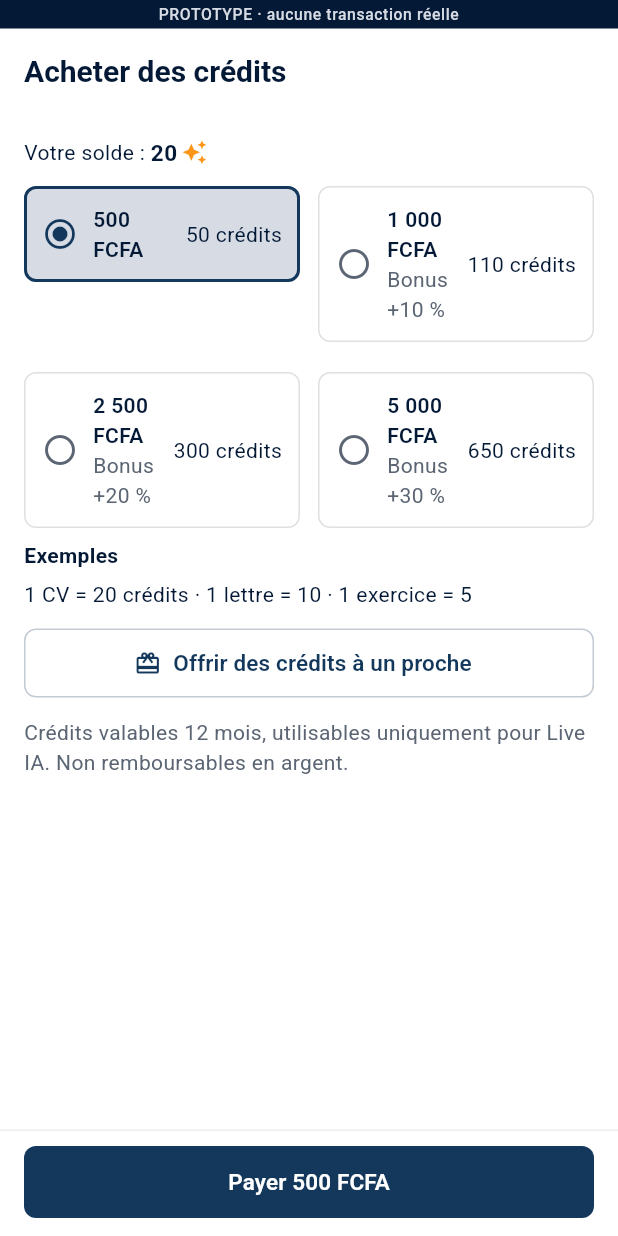
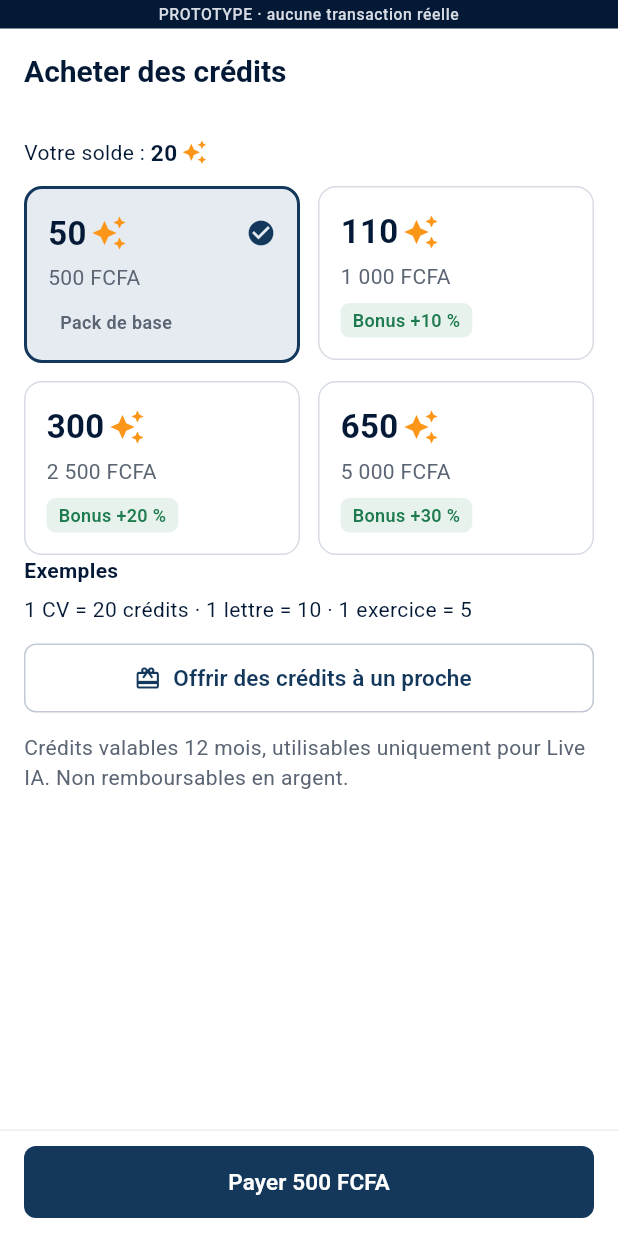
Before and after one commit to Live2026/Live, a Flutter app: the EcranCredits screen opened by its route, on a phone screen of 412 x 824 dp. Run offline on Flutter 3.47's test engine with Material 3 defaults, Android fonts, the phone set to English and light mode, and no system bars; our stand-ins replace flutter_riverpod, go_router, qr_flutter.

Commit message:
fix(prototype): cartes de packs de crédits lisibles ; visite complète des écrans dans le test E2E
Co-Authored-By: Claude Opus 5.5 <noreply@anthropic.com>
Claude-Session: https://claude.ai/code/session_01MCoYm9C73oKd3ji52FcTpd

```diff
--- a/app/lib/features/ia/ia_screens.dart
+++ b/app/lib/features/ia/ia_screens.dart
@@ -455,10 +455,8 @@ class _EcranCreditsState extends ConsumerState<EcranCredits> {
             largeurMax: 320,
             enfants: [
               for (final p in packs)
-                Choix(
-                  titre: fcfa(p.prix),
-                  sousTitre: p.bonus == null ? null : 'Bonus ${p.bonus}',
-                  trailing: '${p.credits} crédits',
+                _CartePack(
+                  pack: p,
                   selectionne: _pack == p,
                   onTap: () => setState(() => _pack = p),
                 ),
@@ -493,6 +491,91 @@ class _EcranCreditsState extends ConsumerState<EcranCredits> {
       bottomNavigationBar: context.grandEcran
           ? null
           : BarreAction(child: bouton),
+    );
+  }
+}
+
+/// Un pack de crédits : nombre de crédits en grand, prix et bonus dessous.
+class _CartePack extends StatelessWidget {
+  const _CartePack({
+    required this.pack,
+    required this.selectionne,
+    required this.onTap,
+  });
+  final Pack pack;
+  final bool selectionne;
+  final VoidCallback onTap;
+
+  @override
+  Widget build(BuildContext context) {
+    return Semantics(
+      button: true,
+      selected: selectionne,
+      label: '${pack.credits} crédits pour ${fcfa(pack.prix)}',
+      excludeSemantics: true,
+      child: Pressable(
+        onTap: onTap,
+        child: AnimatedContainer(
+          duration: const Duration(milliseconds: 220),
+          curve: courbeDouce,
+          padding: const EdgeInsets.all(14),
+          decoration: BoxDecoration(
+            color: selectionne ? const Color(0xFFE6EBF2) : Colors.white,
+            borderRadius: BorderRadius.circular(12),
+            border: Border.all(
+              color: selectionne ? LiveColors.bleu : LiveColors.brume,
+              width: selectionne ? 2 : 1,
+            ),
+          ),
+          child: Column(
+            crossAxisAlignment: CrossAxisAlignment.start,
+            children: [
+              Row(
+                children: [
+                  Expanded(
+                    child: FittedBox(
+                      fit: BoxFit.scaleDown,
+                      alignment: Alignment.centerLeft,
+                      child: Credits(pack.credits, taille: 22),
+                    ),
+                  ),
+                  if (selectionne)
+                    const Icon(
+                      Icons.check_circle,
+                      size: 20,
+                      color: LiveColors.bleu,
+                    ),
+                ],
+              ),
+              const SizedBox(height: 4),
+              Text(
+                fcfa(pack.prix),
+                style: const TextStyle(color: LiveColors.gris),
+              ),
+              const SizedBox(height: 8),
+              Container(
+                padding: const EdgeInsets.symmetric(horizontal: 8, vertical: 3),
+                decoration: BoxDecoration(
+                  color: pack.bonus == null
+                      ? Colors.transparent
+                      : LiveColors.succes.withValues(alpha: 0.1),
+                  borderRadius: BorderRadius.circular(6),
+                ),
+                child: Text(
+                  pack.bonus == null ? 'Pack de base' : 'Bonus ${pack.bonus}',
+                  style: TextStyle(
+                    fontSize: 12,
+                    fontWeight: FontWeight.w600,
+                    color: pack.bonus == null
+                        ? LiveColors.gris
+                        : LiveColors.succes,
+                  ),
+                ),
+              ),
+            ],
+          ),
+        ),
+      ),
     );
   }
 }
```
Also changed, not shown: 1 other file.
